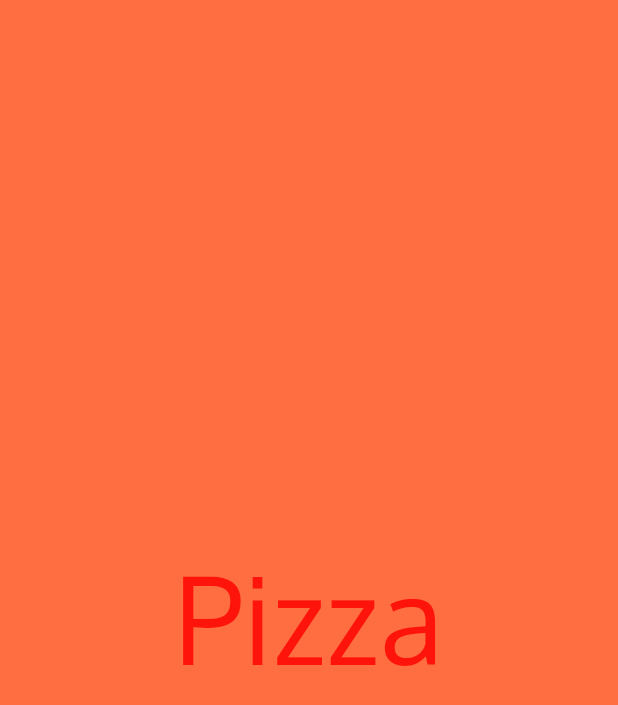
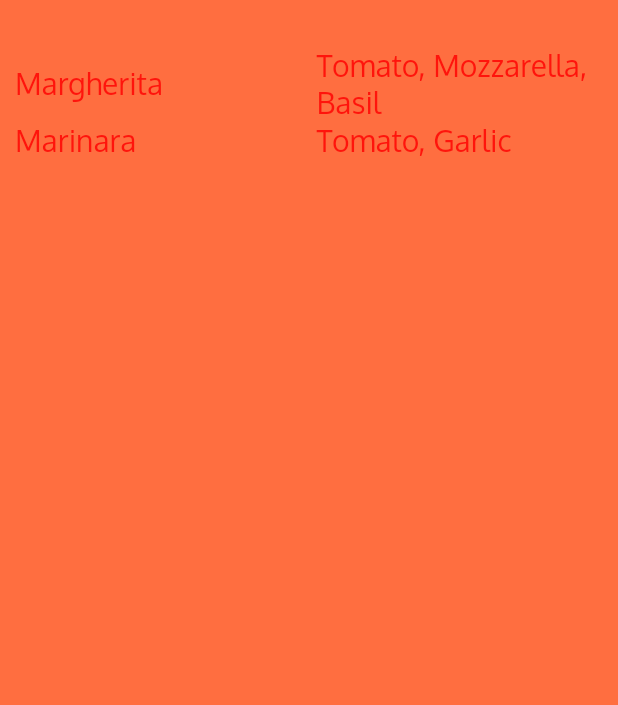
Before and after one commit to Andhrah/pizza, a Flutter app: the screen it shows after launch, on a phone screen of 412 x 824 dp. Shown: the top 705 px of the screen. Run offline on Flutter 3.47's test engine with Material 2 defaults, Android fonts, the phone set to English and light mode, and no system bars.

Commit message:
implement rows and column in flutter app

```diff
--- a/lib/screens/home.dart
+++ b/lib/screens/home.dart
@@ -7,22 +7,68 @@ class Home extends StatelessWidget {
     return Center(
       child: Container(
         alignment: Alignment.center,
+        padding: EdgeInsets.only(top: 30.0, left: 10.0),
         color: Colors.deepOrangeAccent,
         // This is how you use width and height in flutter =>
         // width: 192.0,
         // height: 96.0,
         // This is how to use margin in flutter => margin: EdgeInsets.all(50.0),
+        child: Column(children: <Widget>[
+          Row(children: <Widget>[
+          Expanded(
             child: Text(
-          "Pizza",
+            "Margherita",
             textDirection: TextDirection.ltr,
             style: TextStyle(
-            fontSize: 80.0,
+              fontSize: 20.0,
+              decoration: TextDecoration.none,
+              fontFamily: "Oxygen",
+              fontWeight: FontWeight.normal,
+            )
+            )
+          ),
+        Expanded(
+          child: Text(
+            "Tomato, Mozzarella, Basil",
+            textDirection: TextDirection.ltr,
+            style: TextStyle(
+              fontSize: 20.0,
               decoration: TextDecoration.none,
               fontFamily: "Oxygen",
               fontWeight: FontWeight.normal,
             )
           )
         )
+        ],),
+        Row(children: <Widget>[
+          Expanded(
+            child: Text(
+            "Marinara",
+            textDirection: TextDirection.ltr,
+            style: TextStyle(
+              fontSize: 20.0,
+              decoration: TextDecoration.none,
+              fontFamily: "Oxygen",
+              fontWeight: FontWeight.normal,
+            )
+            )
+          ),
+        Expanded(
+          child: Text(
+            "Tomato, Garlic",
+            textDirection: TextDirection.ltr,
+            style: TextStyle(
+              fontSize: 20.0,
+              decoration: TextDecoration.none,
+              fontFamily: "Oxygen",
+              fontWeight: FontWeight.normal,
+            )
+          )
+        )
+        ],)
+        ],
+        )
+      )
     );
   }
 
```
Lines whose indentation alone changed are shown as unchanged.
